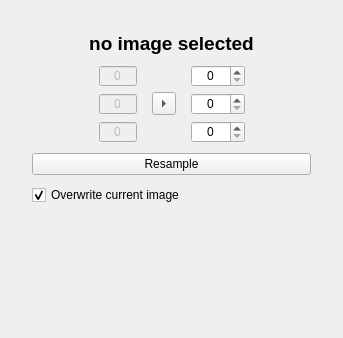
This is src/internal/ResampleViewControls.ui in araex/mitk-gem as Qt 5 draws it before an edit. The edited form follows.
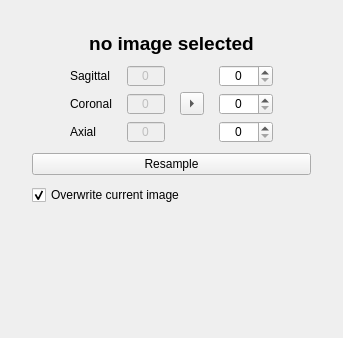
This is the edited form.

Diff of the .ui file:
```diff
--- a/src/internal/ResampleViewControls.ui
+++ b/src/internal/ResampleViewControls.ui
@@ -63,7 +63,7 @@
        <rect>
         <x>0</x>
         <y>0</y>
-        <width>319</width>
+        <width>332</width>
         <height>314</height>
        </rect>
       </property>
@@ -139,6 +139,31 @@
                </property>
               </spacer>
              </item>
+             <item>
+              <layout class="QVBoxLayout" name="verticalLayout_5">
+               <item>
+                <widget class="QLabel" name="label_3">
+                 <property name="text">
+                  <string>Sagittal</string>
+                 </property>
+                </widget>
+               </item>
+               <item>
+                <widget class="QLabel" name="label_2">
+                 <property name="text">
+                  <string>Coronal</string>
+                 </property>
+                </widget>
+               </item>
+               <item>
+                <widget class="QLabel" name="label">
+                 <property name="text">
+                  <string>Axial</string>
+                 </property>
+                </widget>
+               </item>
+              </layout>
+             </item>
              <item>
               <layout class="QVBoxLayout" name="verticalLayout_3">
                <property name="leftMargin">
@@ -240,6 +265,14 @@
               </layout>
              </item>
              <item>
+              <layout class="QVBoxLayout" name="verticalLayout_6">
+               <property name="topMargin">
+                <number>0</number>
+               </property>
+               <property name="bottomMargin">
+                <number>0</number>
+               </property>
+               <item>
               <widget class="QToolButton" name="copyButton">
                <property name="enabled">
                 <bool>true</bool>
@@ -260,6 +293,8 @@
                 <enum>Qt::RightArrow</enum>
                </property>
               </widget>
+               </item>
+              </layout>
              </item>
              <item>
               <layout class="QVBoxLayout" name="verticalLayout_2">
```
Lines whose indentation alone changed are shown as unchanged.
